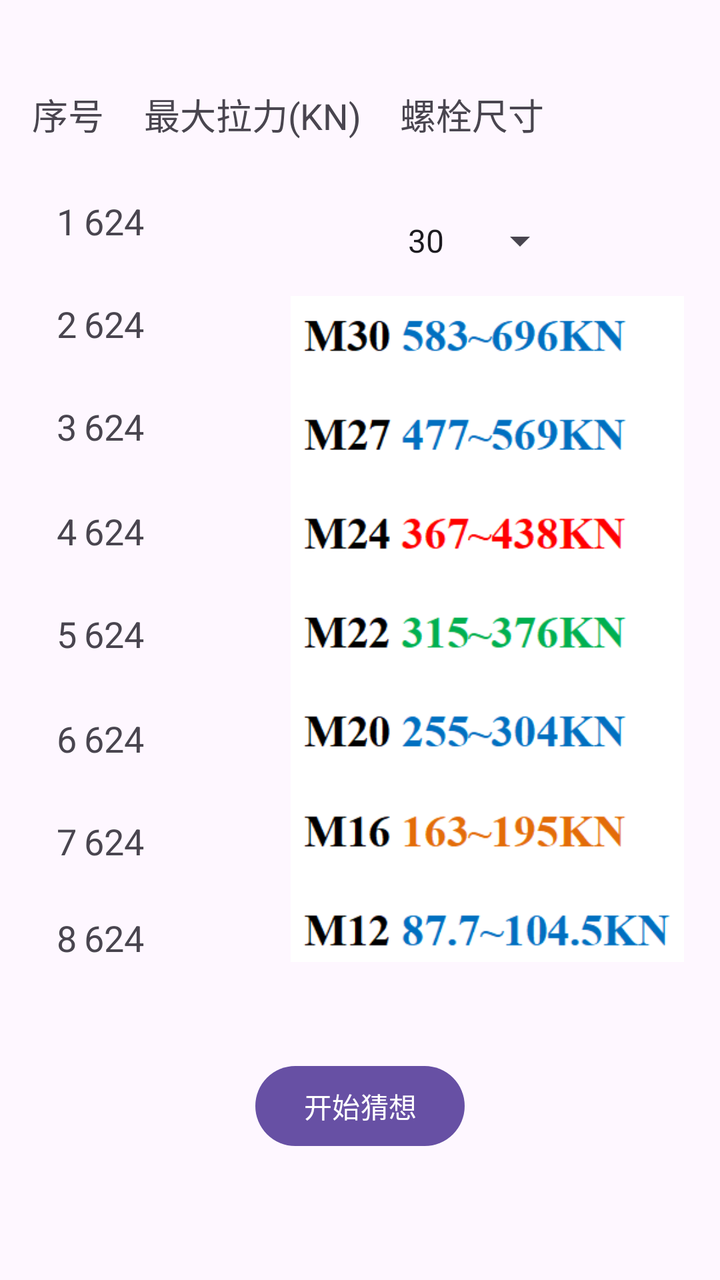
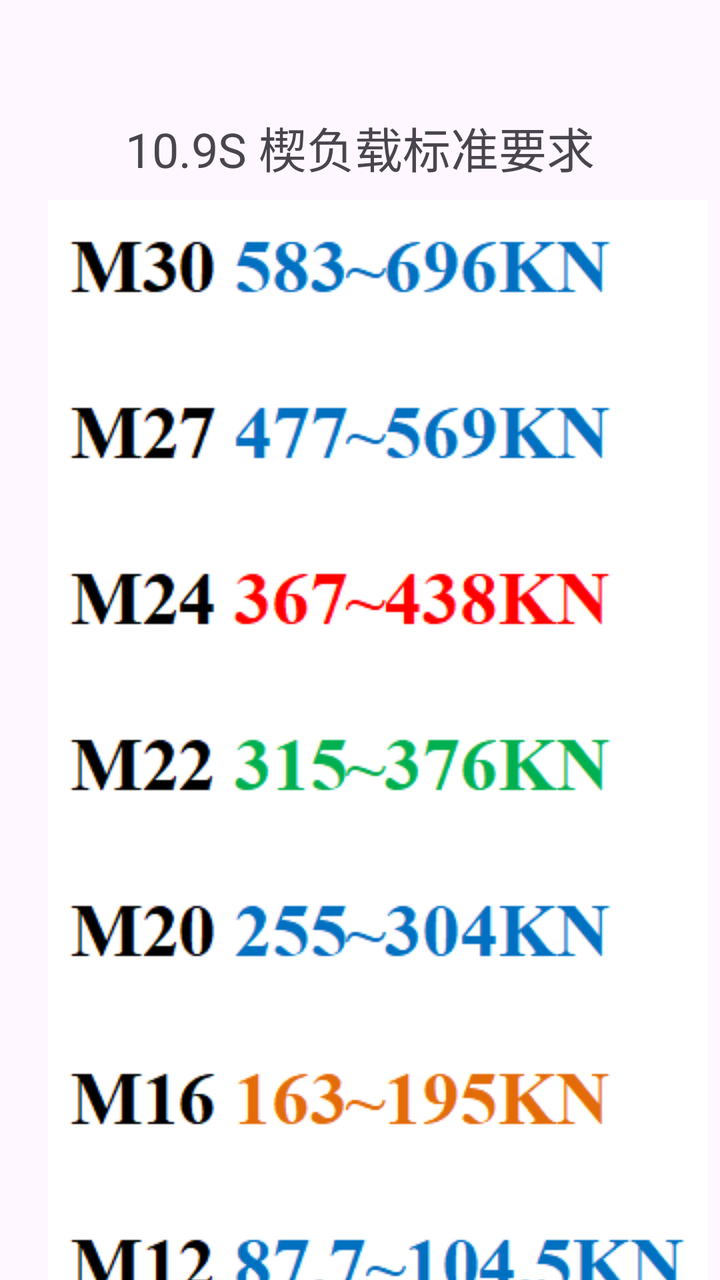

Before-and-after screenshots of an Android layout around one commit, followed by the original layout XML and the change that was made.
<!-- AndroidManifest.xml: application theme Theme.SZ_T -->
<!-- res/layout/activity_xfz.xml -->
<?xml version="1.0" encoding="utf-8"?>
<androidx.constraintlayout.widget.ConstraintLayout xmlns:android="http://schemas.android.com/apk/res/android"
    xmlns:app="http://schemas.android.com/apk/res-auto"
    xmlns:tools="http://schemas.android.com/tools"
    android:layout_width="match_parent"
    android:layout_height="match_parent"
    tools:context=".Xfz">

    <TextView
        android:id="@+id/textres5"
        android:layout_width="wrap_content"
        android:layout_height="wrap_content"
        android:layout_marginTop="27dp"
        android:text="624"
        android:textSize="18sp"
        app:layout_constraintEnd_toEndOf="@+id/textres6"
        app:layout_constraintStart_toStartOf="@+id/textres6"
        app:layout_constraintTop_toBottomOf="@+id/textres4" />

    <TextView
        android:id="@+id/textres6"
        android:layout_width="wrap_content"
        android:layout_height="wrap_content"
        android:layout_marginTop="28dp"
        android:text="624"
        android:textSize="18sp"
        app:layout_constraintEnd_toEndOf="@+id/textres7"
        app:layout_constraintStart_toStartOf="@+id/textres7"
        app:layout_constraintTop_toBottomOf="@+id/textres5" />

    <TextView
        android:id="@+id/textres7"
        android:layout_width="wrap_content"
        android:layout_height="wrap_content"
        android:layout_marginTop="27dp"
        android:text="624"
        android:textSize="18sp"
        app:layout_constraintEnd_toEndOf="@+id/textres8"
        app:layout_constraintStart_toStartOf="@+id/textres8"
        app:layout_constraintTop_toBottomOf="@+id/textres6" />

    <TextView
        android:id="@+id/textres8"
        android:layout_width="wrap_content"
        android:layout_height="wrap_content"
        android:layout_marginTop="24dp"
        android:layout_marginEnd="288dp"
        android:text="624"
        android:textSize="18sp"
        app:layout_constraintEnd_toEndOf="parent"
        app:layout_constraintTop_toBottomOf="@+id/textres7" />

    <TextView
        android:id="@+id/textres3"
        android:layout_width="wrap_content"
        android:layout_height="wrap_content"
        android:layout_marginTop="27dp"
        android:text="624"
        android:textSize="18sp"
        app:layout_constraintEnd_toEndOf="@+id/textres4"
        app:layout_constraintStart_toStartOf="@+id/textres4"
        app:layout_constraintTop_toBottomOf="@+id/textres2" />

    <TextView
        android:id="@+id/textres4"
        android:layout_width="wrap_content"
        android:layout_height="wrap_content"
        android:layout_marginTop="28dp"
        android:text="624"
        android:textSize="18sp"
        app:layout_constraintEnd_toEndOf="@+id/textres5"
        app:layout_constraintStart_toStartOf="@+id/textres5"
        app:layout_constraintTop_toBottomOf="@+id/textres3" />

    <Spinner
        android:id="@+id/spinner"
        android:layout_width="88dp"
        android:layout_height="52dp"
        android:layout_marginTop="24dp"
        android:layout_marginEnd="76dp"
        android:entries="@array/spinner"
        android:textSize="28sp"
        app:layout_constraintEnd_toEndOf="parent"
        app:layout_constraintTop_toBottomOf="@+id/textView29" />

    <TextView
        android:id="@+id/textres1"
        android:layout_width="wrap_content"
        android:layout_height="wrap_content"
        android:layout_marginTop="28dp"
        android:text="624"
        android:textSize="18sp"
        app:layout_constraintEnd_toEndOf="@+id/textres2"
        app:layout_constraintHorizontal_bias="1.0"
        app:layout_constraintStart_toStartOf="@+id/textres2"
        app:layout_constraintTop_toBottomOf="@+id/textView45" />

    <TextView
        android:id="@+id/textres2"
        android:layout_width="wrap_content"
        android:layout_height="wrap_content"
        android:layout_marginTop="27dp"
        android:text="624"
        android:textSize="18sp"
        app:layout_constraintEnd_toEndOf="@+id/textres3"
        app:layout_constraintStart_toStartOf="@+id/textres3"
        app:layout_constraintTop_toBottomOf="@+id/textres1" />

    <TextView
        android:id="@+id/textView41"
        android:layout_width="wrap_content"
        android:layout_height="wrap_content"
        android:layout_marginTop="28dp"
        android:text="1"
        android:textSize="18sp"
        app:layout_constraintEnd_toEndOf="@+id/textView38"
        app:layout_constraintTop_toBottomOf="@+id/textView42" />

    <TextView
        android:id="@+id/textView42"
        android:layout_width="wrap_content"
        android:layout_height="wrap_content"
        android:layout_marginStart="16dp"
        android:layout_marginTop="44dp"
        android:text="序号"
        android:textSize="18sp"
        app:layout_constraintStart_toStartOf="parent"
        app:layout_constraintTop_toTopOf="parent" />

    <TextView
        android:id="@+id/textView45"
        android:layout_width="wrap_content"
        android:layout_height="wrap_content"
        android:layout_marginStart="20dp"
        android:layout_marginTop="44dp"
        android:text="最大拉力(KN)"
        android:textSize="18sp"
        app:layout_constraintStart_toEndOf="@+id/textView42"
        app:layout_constraintTop_toTopOf="parent" />

    <TextView
        android:id="@+id/textView30"
        android:layout_width="wrap_content"
        android:layout_height="wrap_content"
        android:layout_marginStart="28dp"
        android:layout_marginTop="24dp"
        android:text="8"
        android:textSize="18sp"
        app:layout_constraintEnd_toStartOf="@+id/textres8"
        app:layout_constraintHorizontal_bias="0.102"
        app:layout_constraintStart_toStartOf="parent"
        app:layout_constraintTop_toBottomOf="@+id/textView31" />

    <TextView
        android:id="@+id/textView31"
        android:layout_width="wrap_content"
        android:layout_height="wrap_content"
        android:layout_marginTop="27dp"
        android:text="7"
        android:textSize="18sp"
        app:layout_constraintEnd_toEndOf="@+id/textView30"
        app:layout_constraintTop_toBottomOf="@+id/textView32" />

    <TextView
        android:id="@+id/textView32"
        android:layout_width="wrap_content"
        android:layout_height="wrap_content"
        android:layout_marginTop="28dp"
        android:text="6"
        android:textSize="18sp"
        app:layout_constraintEnd_toEndOf="@+id/textView31"
        app:layout_constraintTop_toBottomOf="@+id/textView34" />

    <TextView
        android:id="@+id/textView34"
        android:layout_width="wrap_content"
        android:layout_height="wrap_content"
        android:layout_marginTop="27dp"
        android:text="5"
        android:textSize="18sp"
        app:layout_constraintEnd_toEndOf="@+id/textView32"
        app:layout_constraintTop_toBottomOf="@+id/textView35" />

    <TextView
        android:id="@+id/textView35"
        android:layout_width="wrap_content"
        android:layout_height="wrap_content"
        android:layout_marginTop="28dp"
        android:text="4"
        android:textSize="18sp"
        app:layout_constraintEnd_toEndOf="@+id/textView34"
        app:layout_constraintTop_toBottomOf="@+id/textView36" />

    <TextView
        android:id="@+id/textView36"
        android:layout_width="wrap_content"
        android:layout_height="wrap_content"
        android:layout_marginTop="27dp"
        android:text="3"
        android:textSize="18sp"
        app:layout_constraintEnd_toEndOf="@+id/textView35"
        app:layout_constraintTop_toBottomOf="@+id/textView38" />

    <TextView
        android:id="@+id/textView38"
        android:layout_width="wrap_content"
        android:layout_height="wrap_content"
        android:layout_marginTop="27dp"
        android:text="2"
        android:textSize="18sp"
        app:layout_constraintEnd_toEndOf="@+id/textView36"
        app:layout_constraintTop_toBottomOf="@+id/textView41" />

    <TextView
        android:id="@+id/textView29"
        android:layout_width="wrap_content"
        android:layout_height="wrap_content"
        android:layout_marginTop="44dp"
        android:layout_marginEnd="88dp"
        android:text="螺栓尺寸"
        android:textSize="18sp"
        app:layout_constraintEnd_toEndOf="parent"
        app:layout_constraintTop_toTopOf="parent" />

    <Button
        android:id="@+id/buttonxfz"
        android:layout_width="wrap_content"
        android:layout_height="wrap_content"
        android:layout_marginTop="48dp"
        android:text="开始猜想"
        app:layout_constraintEnd_toEndOf="parent"
        app:layout_constraintStart_toStartOf="parent"
        app:layout_constraintTop_toBottomOf="@+id/textres8" />

    <ImageView
        android:id="@+id/imageView"
        android:layout_width="200dp"
        android:layout_height="333dp"
        app:layout_constraintBottom_toBottomOf="@+id/textres8"
        app:layout_constraintEnd_toEndOf="parent"
        app:layout_constraintHorizontal_bias="0.816"
        app:layout_constraintStart_toEndOf="@+id/textres5"
        app:srcCompat="@drawable/xfzcc" />

</androidx.constraintlayout.widget.ConstraintLayout>
<!-- resources referenced by this layout -->
<resources>
  <string-array name="spinner">
          <item>30</item>
          <item>27</item>
          <item>24</item>
          <item>22</item>
          <item>20</item>
          <item>16</item>
          <item>12</item>
      </string-array>
  <!-- drawable xfzcc: png bitmap (drawable, 29173 bytes) -->
  <style name="Theme.SZ_T" parent="Base.Theme.SZ_T" />
  <style name="Base.Theme.SZ_T" parent="Theme.Material3.DayNight.NoActionBar">
          
          
          <item name="colorPrimaryDark">@color/colorPrimaryDark</item>
      </style>
  <color name="colorPrimaryDark">#1781FF</color>
</resources>

<!-- the commit's change to res/layout/activity_xfz.xml (unified diff, before → after) -->
@@ -6,240 +6,27 @@
     android:layout_height="match_parent"
     tools:context=".Xfz">
 
+    <ImageView
+        android:id="@+id/imageView"
+        android:layout_width="wrap_content"
+        android:layout_height="559dp"
+        android:layout_marginTop="100dp"
+        app:layout_constraintEnd_toEndOf="parent"
+        app:layout_constraintHorizontal_bias="0.802"
+        app:layout_constraintStart_toStartOf="parent"
+        app:layout_constraintTop_toTopOf="parent"
+        app:srcCompat="@drawable/xfzcc" />
+
     <TextView
-        android:id="@+id/textres5"
+        android:id="@+id/textView23"
         android:layout_width="wrap_content"
         android:layout_height="wrap_content"
-        android:layout_marginTop="27dp"
-        android:text="624"
-        android:textSize="18sp"
-        app:layout_constraintEnd_toEndOf="@+id/textres6"
-        app:layout_constraintStart_toStartOf="@+id/textres6"
-        app:layout_constraintTop_toBottomOf="@+id/textres4" />
-
-    <TextView
-        android:id="@+id/textres6"
-        android:layout_width="wrap_content"
-        android:layout_height="wrap_content"
-        android:layout_marginTop="28dp"
-        android:text="624"
-        android:textSize="18sp"
-        app:layout_constraintEnd_toEndOf="@+id/textres7"
-        app:layout_constraintStart_toStartOf="@+id/textres7"
-        app:layout_constraintTop_toBottomOf="@+id/textres5" />
-
-    <TextView
-        android:id="@+id/textres7"
-        android:layout_width="wrap_content"
-        android:layout_height="wrap_content"
-        android:layout_marginTop="27dp"
-        android:text="624"
-        android:textSize="18sp"
-        app:layout_constraintEnd_toEndOf="@+id/textres8"
-        app:layout_constraintStart_toStartOf="@+id/textres8"
-        app:layout_constraintTop_toBottomOf="@+id/textres6" />
-
-    <TextView
-        android:id="@+id/textres8"
-        android:layout_width="wrap_content"
-        android:layout_height="wrap_content"
-        android:layout_marginTop="24dp"
-        android:layout_marginEnd="288dp"
-        android:text="624"
-        android:textSize="18sp"
-        app:layout_constraintEnd_toEndOf="parent"
-        app:layout_constraintTop_toBottomOf="@+id/textres7" />
-
-    <TextView
-        android:id="@+id/textres3"
-        android:layout_width="wrap_content"
-        android:layout_height="wrap_content"
-        android:layout_marginTop="27dp"
-        android:text="624"
-        android:textSize="18sp"
-        app:layout_constraintEnd_toEndOf="@+id/textres4"
-        app:layout_constraintStart_toStartOf="@+id/textres4"
-        app:layout_constraintTop_toBottomOf="@+id/textres2" />
-
-    <TextView
-        android:id="@+id/textres4"
-        android:layout_width="wrap_content"
-        android:layout_height="wrap_content"
-        android:layout_marginTop="28dp"
-        android:text="624"
-        android:textSize="18sp"
-        app:layout_constraintEnd_toEndOf="@+id/textres5"
-        app:layout_constraintStart_toStartOf="@+id/textres5"
-        app:layout_constraintTop_toBottomOf="@+id/textres3" />
-
-    <Spinner
-        android:id="@+id/spinner"
-        android:layout_width="88dp"
-        android:layout_height="52dp"
-        android:layout_marginTop="24dp"
-        android:layout_marginEnd="76dp"
-        android:entries="@array/spinner"
-        android:textSize="28sp"
-        app:layout_constraintEnd_toEndOf="parent"
-        app:layout_constraintTop_toBottomOf="@+id/textView29" />
-
-    <TextView
-        android:id="@+id/textres1"
-        android:layout_width="wrap_content"
-        android:layout_height="wrap_content"
-        android:layout_marginTop="28dp"
-        android:text="624"
-        android:textSize="18sp"
-        app:layout_constraintEnd_toEndOf="@+id/textres2"
-        app:layout_constraintHorizontal_bias="1.0"
-        app:layout_constraintStart_toStartOf="@+id/textres2"
-        app:layout_constraintTop_toBottomOf="@+id/textView45" />
-
-    <TextView
-        android:id="@+id/textres2"
-        android:layout_width="wrap_content"
-        android:layout_height="wrap_content"
-        android:layout_marginTop="27dp"
-        android:text="624"
-        android:textSize="18sp"
-        app:layout_constraintEnd_toEndOf="@+id/textres3"
-        app:layout_constraintStart_toStartOf="@+id/textres3"
-        app:layout_constraintTop_toBottomOf="@+id/textres1" />
-
-    <TextView
-        android:id="@+id/textView41"
-        android:layout_width="wrap_content"
-        android:layout_height="wrap_content"
-        android:layout_marginTop="28dp"
-        android:text="1"
-        android:textSize="18sp"
-        app:layout_constraintEnd_toEndOf="@+id/textView38"
-        app:layout_constraintTop_toBottomOf="@+id/textView42" />
-
-    <TextView
-        android:id="@+id/textView42"
-        android:layout_width="wrap_content"
-        android:layout_height="wrap_content"
-        android:layout_marginStart="16dp"
-        android:layout_marginTop="44dp"
-        android:text="序号"
-        android:textSize="18sp"
-        app:layout_constraintStart_toStartOf="parent"
-        app:layout_constraintTop_toTopOf="parent" />
-
-    <TextView
-        android:id="@+id/textView45"
-        android:layout_width="wrap_content"
-        android:layout_height="wrap_content"
-        android:layout_marginStart="20dp"
-        android:layout_marginTop="44dp"
-        android:text="最大拉力(KN)"
-        android:textSize="18sp"
-        app:layout_constraintStart_toEndOf="@+id/textView42"
-        app:layout_constraintTop_toTopOf="parent" />
-
-    <TextView
-        android:id="@+id/textView30"
-        android:layout_width="wrap_content"
-        android:layout_height="wrap_content"
-        android:layout_marginStart="28dp"
-        android:layout_marginTop="24dp"
-        android:text="8"
-        android:textSize="18sp"
-        app:layout_constraintEnd_toStartOf="@+id/textres8"
-        app:layout_constraintHorizontal_bias="0.102"
-        app:layout_constraintStart_toStartOf="parent"
-        app:layout_constraintTop_toBottomOf="@+id/textView31" />
-
-    <TextView
-        android:id="@+id/textView31"
-        android:layout_width="wrap_content"
-        android:layout_height="wrap_content"
-        android:layout_marginTop="27dp"
-        android:text="7"
-        android:textSize="18sp"
-        app:layout_constraintEnd_toEndOf="@+id/textView30"
-        app:layout_constraintTop_toBottomOf="@+id/textView32" />
-
-    <TextView
-        android:id="@+id/textView32"
-        android:layout_width="wrap_content"
-        android:layout_height="wrap_content"
-        android:layout_marginTop="28dp"
-        android:text="6"
-        android:textSize="18sp"
-        app:layout_constraintEnd_toEndOf="@+id/textView31"
-        app:layout_constraintTop_toBottomOf="@+id/textView34" />
-
-    <TextView
-        android:id="@+id/textView34"
-        android:layout_width="wrap_content"
-        android:layout_height="wrap_content"
-        android:layout_marginTop="27dp"
-        android:text="5"
-        android:textSize="18sp"
-        app:layout_constraintEnd_toEndOf="@+id/textView32"
-        app:layout_constraintTop_toBottomOf="@+id/textView35" />
-
-    <TextView
-        android:id="@+id/textView35"
-        android:layout_width="wrap_content"
-        android:layout_height="wrap_content"
-        android:layout_marginTop="28dp"
-        android:text="4"
-        android:textSize="18sp"
-        app:layout_constraintEnd_toEndOf="@+id/textView34"
-        app:layout_constraintTop_toBottomOf="@+id/textView36" />
-
-    <TextView
-        android:id="@+id/textView36"
-        android:layout_width="wrap_content"
-        android:layout_height="wrap_content"
-        android:layout_marginTop="27dp"
-        android:text="3"
-        android:textSize="18sp"
-        app:layout_constraintEnd_toEndOf="@+id/textView35"
-        app:layout_constraintTop_toBottomOf="@+id/textView38" />
-
-    <TextView
-        android:id="@+id/textView38"
-        android:layout_width="wrap_content"
-        android:layout_height="wrap_content"
-        android:layout_marginTop="27dp"
-        android:text="2"
-        android:textSize="18sp"
-        app:layout_constraintEnd_toEndOf="@+id/textView36"
-        app:layout_constraintTop_toBottomOf="@+id/textView41" />
-
-    <TextView
-        android:id="@+id/textView29"
-        android:layout_width="wrap_content"
-        android:layout_height="wrap_content"
-        android:layout_marginTop="44dp"
-        android:layout_marginEnd="88dp"
-        android:text="螺栓尺寸"
-        android:textSize="18sp"
-        app:layout_constraintEnd_toEndOf="parent"
-        app:layout_constraintTop_toTopOf="parent" />
-
-    <Button
-        android:id="@+id/buttonxfz"
-        android:layout_width="wrap_content"
-        android:layout_height="wrap_content"
-        android:layout_marginTop="48dp"
-        android:text="开始猜想"
+        android:layout_marginTop="56dp"
+        android:text="10.9S 楔负载标准要求"
+        android:textSize="24sp"
+        app:layout_constraintBottom_toTopOf="@+id/imageView"
         app:layout_constraintEnd_toEndOf="parent"
         app:layout_constraintStart_toStartOf="parent"
-        app:layout_constraintTop_toBottomOf="@+id/textres8" />
-
-    <ImageView
-        android:id="@+id/imageView"
-        android:layout_width="200dp"
-        android:layout_height="333dp"
-        app:layout_constraintBottom_toBottomOf="@+id/textres8"
-        app:layout_constraintEnd_toEndOf="parent"
-        app:layout_constraintHorizontal_bias="0.816"
-        app:layout_constraintStart_toEndOf="@+id/textres5"
-        app:srcCompat="@drawable/xfzcc" />
-
+        app:layout_constraintTop_toTopOf="parent"
+        app:layout_constraintVertical_bias="0.0" />
 </androidx.constraintlayout.widget.ConstraintLayout>
<!-- resource entries referenced after the edit -->
@@ -1,14 +1,5 @@
 <!-- resources referenced by this layout -->
 <resources>
-  <string-array name="spinner">
-          <item>30</item>
-          <item>27</item>
-          <item>24</item>
-          <item>22</item>
-          <item>20</item>
-          <item>16</item>
-          <item>12</item>
-      </string-array>
   <!-- drawable xfzcc: png bitmap (drawable, 29173 bytes) -->
   <style name="Theme.SZ_T" parent="Base.Theme.SZ_T" />
   <style name="Base.Theme.SZ_T" parent="Theme.Material3.DayNight.NoActionBar">
